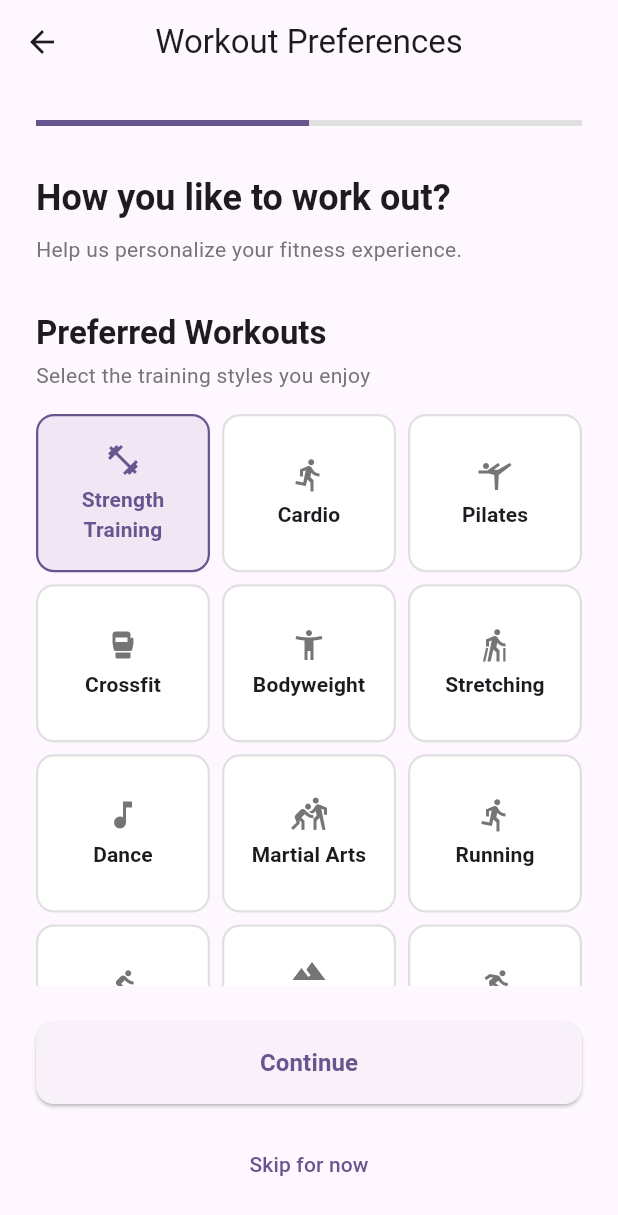
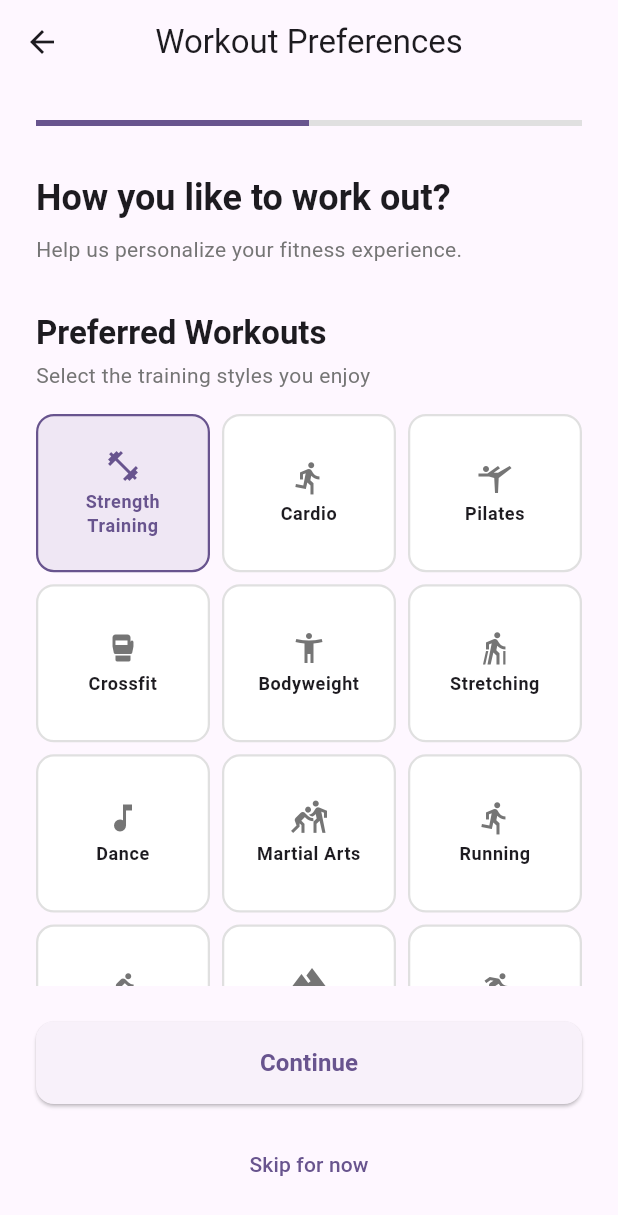
Before and after one commit to drewdz3/ex_bot, a Flutter app: the WorkoutPreferencesPage screen opened by its route, after a tap on "Strength Training", on a phone screen of 412 x 824 dp. Shown: the top 1215 px of the screen. Run offline on Flutter 3.47's test engine with Material 3 defaults, Android fonts, the phone set to English and light mode, and no system bars; our stand-ins replace dio, either_dart, flutter_bloc, flutter_dotenv, flutter_secure_storage, freezed_annotation and 5 more; missing offline and left inert: flutter_appauth, jwt_decode, realm_dart; accounts and stored records are empty; generated files the repository leaves out were written again.

Commit message:
More refactoring

```diff
--- /dev/null
+++ b/lib/domain/entities/lookup_item.dart
@@ -0,0 +1,8 @@
+class LookupItem {
+  final String id;
+  final String name;
+  final String? description;
+  final String? icon;
+
+  LookupItem({required this.id, required this.name, this.description, this.icon});
+}
--- a/lib/features/onboarding/cubits/workout_preference_state.dart
+++ b/lib/features/onboarding/cubits/workout_preference_state.dart
@@ -1,5 +1,3 @@
-import 'package:ex_bot/data/models/equipment.dart';
-import 'package:ex_bot/data/models/workout_type.dart';
 import 'package:freezed_annotation/freezed_annotation.dart';
 
 part 'workout_preference_state.freezed.dart';
@@ -9,7 +7,7 @@ abstract class WorkoutPreferencesState with _$WorkoutPreferencesState {
   const factory WorkoutPreferencesState.initial() = Initial;
 
   const factory WorkoutPreferencesState.loaded({
-    required List<String> workoutTypes,
-    required List<String> availableEquipment,
+    required Set<String> workoutTypes,
+    required Set<String> availableEquipment,
   }) = Loaded;
 }
--- a/lib/features/onboarding/cubits/workout_preferences_cubit.dart
+++ b/lib/features/onboarding/cubits/workout_preferences_cubit.dart
@@ -18,26 +18,28 @@ class WorkoutPreferencesCubit extends Cubit<WorkoutPreferencesState> {
   Future<void> initialize() async {
     workoutTypes = await _lookupRepository.getWorkoutTypes();
     equipment = await _lookupRepository.getEquipment();
-    emit(const WorkoutPreferencesState.loaded(workoutTypes: [], availableEquipment: []));
+    emit(const WorkoutPreferencesState.loaded(workoutTypes: {}, availableEquipment: {}));
   }
 
   /// Update selected workout types
-  void updateWorkoutTypes(List<String> workoutTypes) {
+  void updateWorkoutTypes(Set<String> selectedWorkouts) {
     if (state is Loaded) {
       final loaded = (state as Loaded);
-      emit(WorkoutPreferencesState.loaded(workoutTypes: workoutTypes, availableEquipment: loaded.availableEquipment));
+      emit(
+        WorkoutPreferencesState.loaded(workoutTypes: selectedWorkouts, availableEquipment: loaded.availableEquipment),
+      );
     } else {
-      emit(WorkoutPreferencesState.loaded(workoutTypes: workoutTypes, availableEquipment: const []));
+      emit(WorkoutPreferencesState.loaded(workoutTypes: selectedWorkouts, availableEquipment: const {}));
     }
   }
 
   /// Update available equipment
-  void updateEquipment(List<String> equipment) {
+  void updateEquipment(Set<String> selectedEquipment) {
     if (state is Loaded) {
       final loaded = (state as Loaded);
-      emit(WorkoutPreferencesState.loaded(workoutTypes: loaded.workoutTypes, availableEquipment: equipment));
+      emit(WorkoutPreferencesState.loaded(workoutTypes: loaded.workoutTypes, availableEquipment: selectedEquipment));
     } else {
-      emit(WorkoutPreferencesState.loaded(workoutTypes: const [], availableEquipment: equipment));
+      emit(WorkoutPreferencesState.loaded(workoutTypes: const {}, availableEquipment: selectedEquipment));
     }
   }
 
--- a/lib/features/onboarding/pages/workout_preferences_page.dart
+++ b/lib/features/onboarding/pages/workout_preferences_page.dart
@@ -1,6 +1,6 @@
-import 'package:ex_bot/features/onboarding/widgets/equipment_grid.dart';
+import 'package:ex_bot/domain/entities/lookup_item.dart';
+import 'package:ex_bot/features/onboarding/widgets/multiselect_grid.dart';
 import 'package:ex_bot/features/onboarding/widgets/section_header.dart';
-import 'package:ex_bot/features/onboarding/widgets/workout_types_grid.dart';
 import 'package:flutter/material.dart';
 import 'package:flutter_bloc/flutter_bloc.dart';
 import 'package:go_router/go_router.dart';
@@ -18,8 +18,8 @@ class WorkoutPreferencesPage extends StatelessWidget {
     return BlocBuilder<WorkoutPreferencesCubit, WorkoutPreferencesState>(
       builder: (context, state) {
         final cubit = context.read<WorkoutPreferencesCubit>();
-        final currentWorkoutTypes = (state is Loaded) ? state.workoutTypes : <String>[];
-        final currentEquipment = (state is Loaded) ? state.availableEquipment : <String>[];
+        final Set<String> currentWorkoutTypes = (state is Loaded) ? state.workoutTypes : {};
+        final Set<String> currentEquipment = (state is Loaded) ? state.availableEquipment : {};
 
         return Scaffold(
           appBar: AppBar(
@@ -69,10 +69,19 @@ class WorkoutPreferencesPage extends StatelessWidget {
                           // Workout Types Section
                           SectionHeader(title: 'Preferred Workouts', subtitle: 'Select the training styles you enjoy'),
                           const SizedBox(height: 16),
-                          WorkoutTypesGrid(
-                            cubit: cubit,
-                            selectedTypes: currentWorkoutTypes,
+                          MultiselectGrid(
+                            selectedItems: currentWorkoutTypes,
                             onSelectionChanged: cubit.updateWorkoutTypes,
+                            items: cubit.workoutTypes
+                                .map(
+                                  (type) => LookupItem(
+                                    id: type.id,
+                                    name: type.name,
+                                    description: type.description,
+                                    icon: type.icon,
+                                  ),
+                                )
+                                .toList(),
                           ),
 
                           const SizedBox(height: 32),
@@ -83,10 +92,12 @@ class WorkoutPreferencesPage extends StatelessWidget {
                             subtitle: 'What equipment do you have access to?',
                           ),
                           const SizedBox(height: 16),
-                          EquipmentGrid(
-                            cubit: cubit,
-                            selectedEquipment: currentEquipment,
+                          MultiselectGrid(
+                            selectedItems: currentEquipment,
                             onSelectionChanged: cubit.updateEquipment,
+                            items: cubit.equipment
+                                .map((equip) => LookupItem(id: equip.id, name: equip.name, icon: equip.icon))
+                                .toList(),
                           ),
                         ],
                       ),
--- a/lib/features/onboarding/widgets/equipment_grid.dart
+++ /dev/null
@@ -1,67 +0,0 @@
-import 'package:ex_bot/core/utils/icon_lookup.dart';
-import 'package:ex_bot/features/onboarding/cubits/workout_preferences_cubit.dart';
-import 'package:ex_bot/features/onboarding/widgets/selectable_card.dart';
-import 'package:flutter/material.dart';
-
-class EquipmentGrid extends StatelessWidget {
-  const EquipmentGrid({required this.cubit, required this.selectedEquipment, required this.onSelectionChanged});
-
-  final WorkoutPreferencesCubit cubit;
-  final List<String> selectedEquipment;
-  final ValueChanged<List<String>> onSelectionChanged;
-
-  @override
-  Widget build(BuildContext context) {
-    return GridView.builder(
-      shrinkWrap: true,
-      physics: const NeverScrollableScrollPhysics(),
-      gridDelegate: const SliverGridDelegateWithFixedCrossAxisCount(
-        crossAxisCount: 3,
-        childAspectRatio: 1.1,
-        crossAxisSpacing: 8,
-        mainAxisSpacing: 8,
-      ),
-      itemCount: cubit.equipment.length,
-      itemBuilder: (context, index) {
-        final option = cubit.equipment[index];
-        final isSelected = selectedEquipment.contains(option.id);
-
-        return SelectableCard(
-          isSelected: isSelected,
-          onTap: () => _toggleSelection(option.id),
-          child: Column(
-            mainAxisAlignment: MainAxisAlignment.center,
-            children: [
-              Icon(
-                getIconByName(option.icon ?? ''),
-                size: 24,
-                color: isSelected ? Theme.of(context).primaryColor : Colors.grey[600],
-              ),
-              const SizedBox(height: 4),
-              Text(
-                option.name,
-                style: Theme.of(context).textTheme.bodySmall?.copyWith(
-                  fontWeight: FontWeight.w600,
-                  color: isSelected ? Theme.of(context).primaryColor : null,
-                ),
-                textAlign: TextAlign.center,
-                maxLines: 2,
-                overflow: TextOverflow.ellipsis,
-              ),
-            ],
-          ),
-        );
-      },
-    );
-  }
-
-  void _toggleSelection(String equipment) {
-    final newSelection = List<String>.from(selectedEquipment);
-    if (newSelection.contains(equipment)) {
-      newSelection.remove(equipment);
-    } else {
-      newSelection.add(equipment);
-    }
-    onSelectionChanged(newSelection);
-  }
-}
--- a/lib/features/onboarding/widgets/activities_grid.dart
+++ b/lib/features/onboarding/widgets/multiselect_grid.dart
@@ -1,14 +1,19 @@
 import 'package:ex_bot/core/utils/icon_lookup.dart';
-import 'package:ex_bot/features/onboarding/cubits/workout_preferences_cubit.dart';
+import 'package:ex_bot/domain/entities/lookup_item.dart';
 import 'package:ex_bot/features/onboarding/widgets/selectable_card.dart';
 import 'package:flutter/material.dart';
 
-class ActivitiesGrid extends StatelessWidget {
-  const ActivitiesGrid({required this.cubit, required this.selectedTypes, required this.onSelectionChanged, super.key});
+class MultiselectGrid extends StatelessWidget {
+  const MultiselectGrid({
+    required this.selectedItems,
+    required this.onSelectionChanged,
+    required this.items,
+    super.key,
+  });
 
-  final WorkoutPreferencesCubit cubit;
-  final List<String> selectedTypes;
-  final ValueChanged<List<String>> onSelectionChanged;
+  final Set<String> selectedItems;
+  final ValueChanged<Set<String>> onSelectionChanged;
+  final List<LookupItem> items;
 
   @override
   Widget build(BuildContext context) {
@@ -16,15 +21,15 @@ class ActivitiesGrid extends StatelessWidget {
       shrinkWrap: true,
       physics: const NeverScrollableScrollPhysics(),
       gridDelegate: const SliverGridDelegateWithFixedCrossAxisCount(
-        crossAxisCount: 2,
-        childAspectRatio: 1.3,
-        crossAxisSpacing: 12,
-        mainAxisSpacing: 12,
+        crossAxisCount: 3,
+        childAspectRatio: 1.1,
+        crossAxisSpacing: 8,
+        mainAxisSpacing: 8,
       ),
-      itemCount: cubit.workoutTypes.length,
+      itemCount: items.length,
       itemBuilder: (context, index) {
-        final option = cubit.workoutTypes[index];
-        final isSelected = selectedTypes.contains(option.id);
+        final option = items[index];
+        final isSelected = selectedItems.contains(option.id);
 
         return SelectableCard(
           isSelected: isSelected,
@@ -34,13 +39,13 @@ class ActivitiesGrid extends StatelessWidget {
             children: [
               Icon(
                 getIconByName(option.icon ?? ''),
-                size: 32,
+                size: 24,
                 color: isSelected ? Theme.of(context).primaryColor : Colors.grey[600],
               ),
-              const SizedBox(height: 8),
+              const SizedBox(height: 4),
               Text(
                 option.name,
-                style: Theme.of(context).textTheme.titleSmall?.copyWith(
+                style: Theme.of(context).textTheme.bodySmall?.copyWith(
                   fontWeight: FontWeight.w600,
                   color: isSelected ? Theme.of(context).primaryColor : null,
                 ),
@@ -55,12 +60,12 @@ class ActivitiesGrid extends StatelessWidget {
     );
   }
 
-  void _toggleSelection(String type) {
-    final newSelection = List<String>.from(selectedTypes);
-    if (newSelection.contains(type)) {
-      newSelection.remove(type);
+  void _toggleSelection(String equipment) {
+    final newSelection = Set<String>.from(selectedItems);
+    if (newSelection.contains(equipment)) {
+      newSelection.remove(equipment);
     } else {
-      newSelection.add(type);
+      newSelection.add(equipment);
     }
     onSelectionChanged(newSelection);
   }
--- a/lib/features/onboarding/widgets/workout_types_grid.dart
+++ /dev/null
@@ -1,67 +0,0 @@
-import 'package:ex_bot/core/utils/icon_lookup.dart';
-import 'package:ex_bot/features/onboarding/cubits/workout_preferences_cubit.dart';
-import 'package:ex_bot/features/onboarding/widgets/selectable_card.dart';
-import 'package:flutter/material.dart';
-
-class WorkoutTypesGrid extends StatelessWidget {
-  const WorkoutTypesGrid({required this.cubit, required this.selectedTypes, required this.onSelectionChanged});
-
-  final WorkoutPreferencesCubit cubit;
-  final List<String> selectedTypes;
-  final ValueChanged<List<String>> onSelectionChanged;
-
-  @override
-  Widget build(BuildContext context) {
-    return GridView.builder(
-      shrinkWrap: true,
-      physics: const NeverScrollableScrollPhysics(),
-      gridDelegate: const SliverGridDelegateWithFixedCrossAxisCount(
-        crossAxisCount: 3,
-        childAspectRatio: 1.1,
-        crossAxisSpacing: 8,
-        mainAxisSpacing: 8,
-      ),
-      itemCount: cubit.workoutTypes.length,
-      itemBuilder: (context, index) {
-        final option = cubit.workoutTypes[index];
-        final isSelected = selectedTypes.contains(option.id);
-
-        return SelectableCard(
-          isSelected: isSelected,
-          onTap: () => _toggleSelection(option.id),
-          child: Column(
-            mainAxisAlignment: MainAxisAlignment.center,
-            children: [
-              Icon(
-                getIconByName(option.icon ?? ''),
-                size: 24,
-                color: isSelected ? Theme.of(context).primaryColor : Colors.grey[600],
-              ),
-              const SizedBox(height: 4),
-              Text(
-                option.name,
-                style: Theme.of(context).textTheme.titleSmall?.copyWith(
-                  fontWeight: FontWeight.w600,
-                  color: isSelected ? Theme.of(context).primaryColor : null,
-                ),
-                textAlign: TextAlign.center,
-                maxLines: 2,
-                overflow: TextOverflow.ellipsis,
-              ),
-            ],
-          ),
-        );
-      },
-    );
-  }
-
-  void _toggleSelection(String type) {
-    final newSelection = List<String>.from(selectedTypes);
-    if (newSelection.contains(type)) {
-      newSelection.remove(type);
-    } else {
-      newSelection.add(type);
-    }
-    onSelectionChanged(newSelection);
-  }
-}
```
Also changed, not shown: lib/features/onboarding/pages/fitness_goals_page.dart (+10 -61 lines), lib/features/onboarding/cubits/workout_preference_state.freezed.dart.
